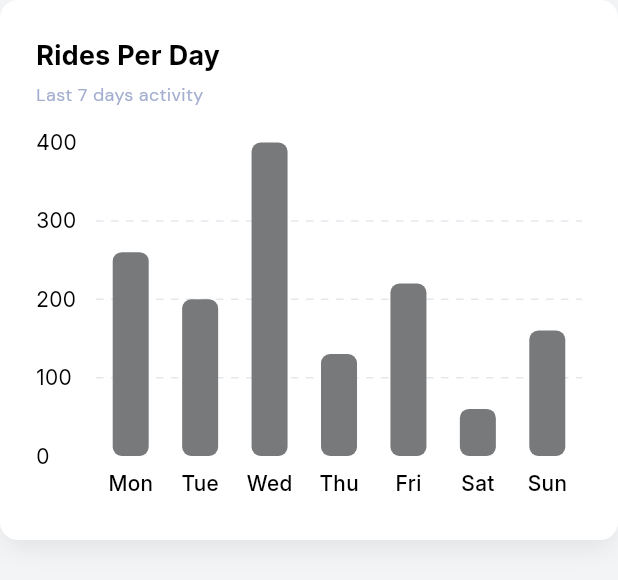
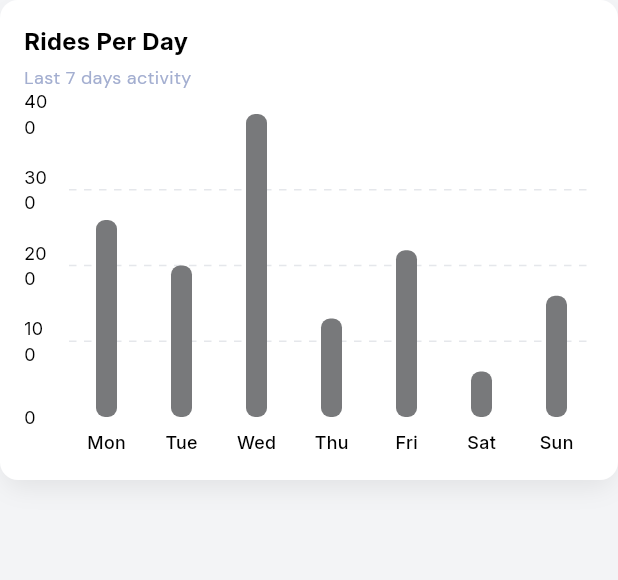
Before and after one commit to MilzOverkillz/carpool_admin, a Flutter app: the DashboardBarChart widget shown alone on an empty page, opened directly, on a phone screen of 412 x 824 dp. Shown: the top 580 px of the screen. Run offline on Flutter 3.47's test engine with Material 3 defaults, Android fonts, the phone set to English and light mode, and no system bars; drawn by our look-alikes of fl_chart; our stand-ins replace dotted_border, flutter_svg, go_router.

Commit message:
Dashboard

```diff
--- a/lib/screens/main_dashboard_section/main_dashboard.dart
+++ b/lib/screens/main_dashboard_section/main_dashboard.dart
@@ -91,7 +91,7 @@ class MainDashboard extends StatelessWidget {
         crossAxisAlignment: CrossAxisAlignment.start,
         children: [
           SizedBox(
-            height: 270,
+            height: 334,
             child: Container(
               padding: const EdgeInsets.only(left: 23, right: 73),
               child: Row(
@@ -125,7 +125,7 @@ class MainDashboard extends StatelessWidget {
               ),
             ),
           ),
-          const SizedBox(height: 29),
+          const SizedBox(height: 44),
           Row(
             children: [
               DashboardBarChart(
--- a/lib/widgets/charts/dashboard_bar_chart.dart
+++ b/lib/widgets/charts/dashboard_bar_chart.dart
@@ -10,7 +10,6 @@ class DashboardBarChart extends StatelessWidget {
   final List<String> labels;
   final Color barColor;
 
-  // ✅ NEW (optional size params)
   final double? width;
   final double? height;
 
@@ -27,12 +26,16 @@ class DashboardBarChart extends StatelessWidget {
 
   @override
   Widget build(BuildContext context) {
+    return LayoutBuilder(
+      builder: (context, constraints) {
+        final bool isSmall =
+            (width == null) && constraints.maxWidth < 700;
+
         return Container(
-      // ✅ USE dynamic values with fallback
-      width: width ?? 970,
-      height: height ?? 400,
+          width: width ?? (isSmall ? 770 : 1170),
+          height: height ?? (isSmall ? 320 : 417),
 
-      padding: const EdgeInsets.all(24),
+          padding: EdgeInsets.all(isSmall ? 16 : 24),
           decoration: BoxDecoration(
             color: const Color(0xFFFFFFFF),
             borderRadius: BorderRadius.circular(12),
@@ -53,7 +56,7 @@ class DashboardBarChart extends StatelessWidget {
                 title,
                 style: TextStyle(
                   fontFamily: AppFonts.primary,
-              fontSize: 18,
+                  fontSize: isSmall ? 16 : 18,
                   fontWeight: FontWeight.w700,
                   color: AppColors.black,
                 ),
@@ -63,7 +66,7 @@ class DashboardBarChart extends StatelessWidget {
 
               Text(
                 subtitle,
-            style: TextStyle(
+                style: const TextStyle(
                   fontFamily: AppFonts.dmSans,
                   fontSize: 12,
                   fontWeight: FontWeight.w400,
@@ -71,7 +74,7 @@ class DashboardBarChart extends StatelessWidget {
                 ),
               ),
 
-          const SizedBox(height: 24),
+              SizedBox(height: isSmall ? 16 : 24),
 
               /// CHART
               Expanded(
@@ -95,11 +98,12 @@ class DashboardBarChart extends StatelessWidget {
                       },
                     ),
                     borderData: FlBorderData(show: false),
+
                     titlesData: FlTitlesData(
                       leftTitles: AxisTitles(
                         sideTitles: SideTitles(
                           showTitles: true,
-                      reservedSize: 40,
+                          reservedSize: isSmall ? 30 : 40,
                           interval: 100,
                           getTitlesWidget: (value, meta) {
                             if (value % 100 != 0) return const SizedBox();
@@ -107,10 +111,10 @@ class DashboardBarChart extends StatelessWidget {
                               padding: const EdgeInsets.only(right: 10),
                               child: Text(
                                 value.toInt().toString(),
-                            style: const TextStyle(
+                                style: TextStyle(
                                   fontFamily: AppFonts.primary,
                                   fontWeight: FontWeight.w400,
-                              fontSize: 14,
+                                  fontSize: isSmall ? 12 : 14,
                                   color: AppColors.black,
                                 ),
                               ),
@@ -118,25 +122,27 @@ class DashboardBarChart extends StatelessWidget {
                           },
                         ),
                       ),
+
                       rightTitles: const AxisTitles(
                         sideTitles: SideTitles(showTitles: false),
                       ),
                       topTitles: const AxisTitles(
                         sideTitles: SideTitles(showTitles: false),
                       ),
+
                       bottomTitles: AxisTitles(
                         sideTitles: SideTitles(
                           showTitles: true,
-                      reservedSize: 32,
+                          reservedSize: isSmall ? 26 : 32,
                           getTitlesWidget: (value, meta) {
                             return Padding(
                               padding: const EdgeInsets.only(top: 8),
                               child: Text(
                                 labels[value.toInt()],
-                            style: const TextStyle(
+                                style: TextStyle(
                                   fontFamily: AppFonts.primary,
                                   fontWeight: FontWeight.w500,
-                              fontSize: 14,
+                                  fontSize: isSmall ? 12 : 14,
                                   color: AppColors.black,
                                 ),
                               ),
@@ -145,6 +151,7 @@ class DashboardBarChart extends StatelessWidget {
                         ),
                       ),
                     ),
+
                     barGroups: List.generate(
                       values.length,
                       (index) => BarChartGroupData(
@@ -152,7 +159,7 @@ class DashboardBarChart extends StatelessWidget {
                         barRods: [
                           BarChartRodData(
                             toY: values[index],
-                        width: 24,
+                            width: isSmall ? 14 : 24,
                             borderRadius: BorderRadius.circular(6),
                             color: barColor,
                           ),
@@ -165,5 +172,7 @@ class DashboardBarChart extends StatelessWidget {
             ],
           ),
         );
+      },
+    );
   }
 }
```
Also changed, not shown: lib/screens/dashboard/dashboard_overview.dart (+58 -20 lines), lib/widgets/cards/dashboard_stat_card.dart (+39 -29 lines), lib/widgets/charts/user_distribution_chart.dart (+60 -56 lines). Lines whose indentation alone changed are shown as unchanged.
